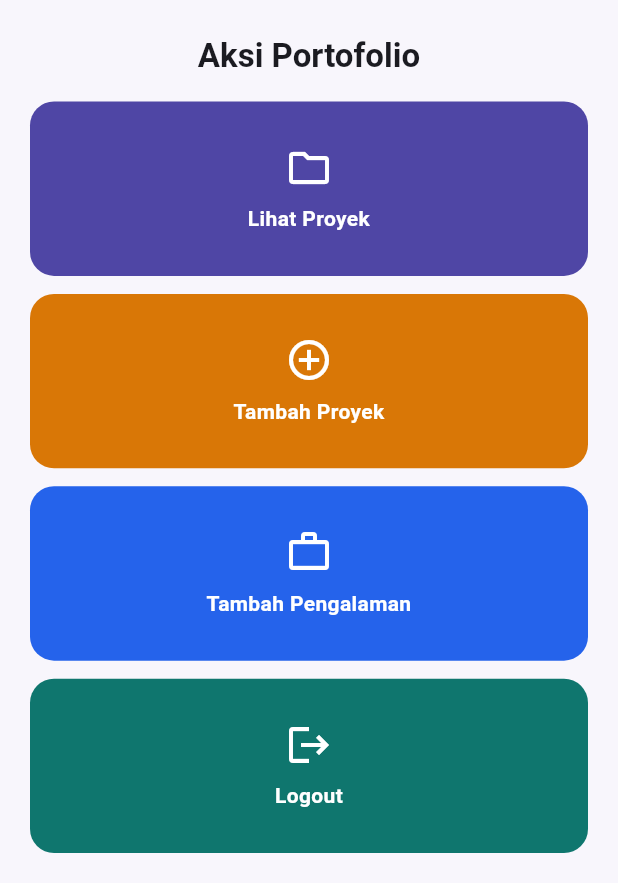
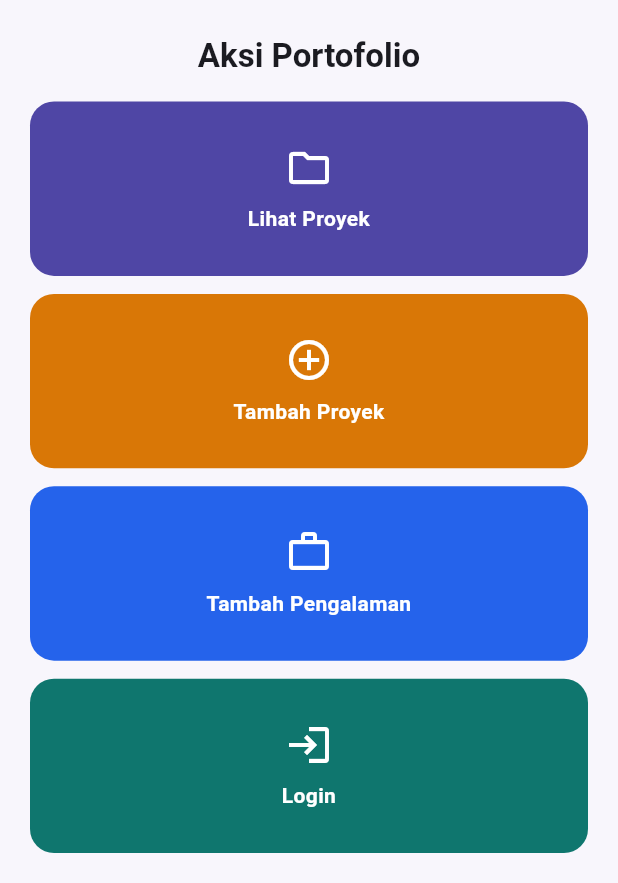
Before and after one commit to matthewraeann/myportofolio_mobile, a Flutter app: the screen it shows after launch, scrolled down 247 dp, on a phone screen of 412 x 824 dp, the part 353-1236 px from its top. Run offline on Flutter 3.47's test engine with Material 3 defaults, Android fonts, the phone set to English and light mode, and no system bars; generated files the repository leaves out were written again.

Commit message:
fix: show Login card when logged out and Logout when logged in

```diff
--- a/lib/widgets/project_card.dart
+++ b/lib/widgets/project_card.dart
@@ -1,5 +1,6 @@
 import 'package:flutter/material.dart';
 import 'package:myportofolio_mobile/models/item_homepage.dart';
+import 'package:myportofolio_mobile/screens/login_screen.dart';
 import 'package:myportofolio_mobile/services/auth_state.dart';
 import 'package:myportofolio_mobile/widgets/auth_guard.dart';
 import 'package:provider/provider.dart';
@@ -19,17 +20,14 @@ class ItemCard extends StatelessWidget {
 
     if (item.isLogout) {
       final auth = context.read<AuthState>();
-      final wasLoggedIn = auth.isLoggedIn;
+      if (!auth.isLoggedIn) {
+        navigator.push(MaterialPageRoute(builder: (_) => const LoginScreen()));
+        return;
+      }
       await auth.logout();
       messenger
         ..hideCurrentSnackBar()
-        ..showSnackBar(
-          SnackBar(
-            content: Text(
-              wasLoggedIn ? 'Kamu berhasil logout.' : 'Kamu belum login.',
-            ),
-          ),
-        );
+        ..showSnackBar(const SnackBar(content: Text('Kamu berhasil logout.')));
       return;
     }
 
@@ -50,6 +48,11 @@ class ItemCard extends StatelessWidget {
 
   @override
   Widget build(BuildContext context) {
+    // Kartu logout berubah menjadi Login ketika pengguna belum masuk.
+    final showLogin = item.isLogout && !context.watch<AuthState>().isLoggedIn;
+    final icon = showLogin ? Icons.login : item.icon;
+    final name = showLogin ? 'Login' : item.name;
+
     return Material(
       color: item.color,
       borderRadius: BorderRadius.circular(16),
@@ -61,10 +64,10 @@ class ItemCard extends StatelessWidget {
           child: Column(
             mainAxisAlignment: MainAxisAlignment.center,
             children: [
-              Icon(item.icon, color: Colors.white, size: 32),
+              Icon(icon, color: Colors.white, size: 32),
               const SizedBox(height: 8),
               Text(
-                item.name,
+                name,
                 textAlign: TextAlign.center,
                 style: const TextStyle(
                   color: Colors.white,
```
